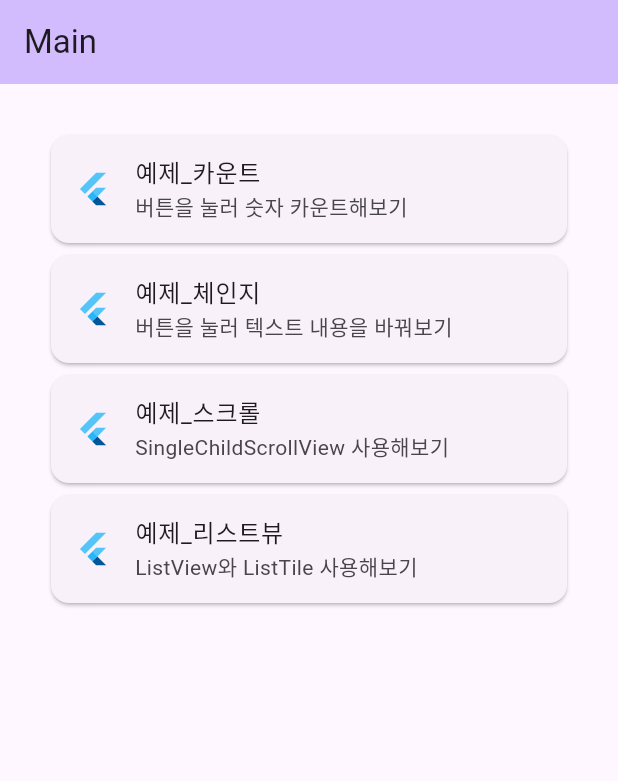
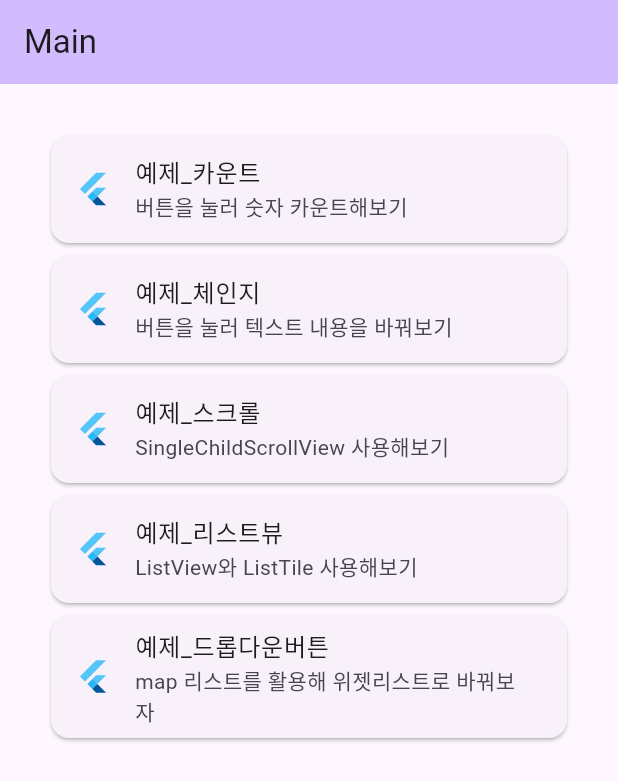
Before and after one commit to junselee42/flutter_study, a Flutter app: the screen it shows after launch, on a phone screen of 412 x 824 dp. Shown: the top 781 px of the screen. Run offline on Flutter 3.47's test engine with Material 2 defaults, Android fonts, the phone set to English and light mode, and no system bars.

Commit message:
update: updated ex04

```diff
--- a/lib/main.dart
+++ b/lib/main.dart
@@ -95,6 +95,17 @@ class _MyHomePageState extends State<MyHomePage> {
                 Navigator.of(context).pushNamed('/fourth');
               },
             ),
+          ),
+          Card(
+            child: ListTile(
+              leading: FlutterLogo(),
+              title: Text('예제_드롭다운버튼'),
+              subtitle: Text('map 리스트를 활용해 위젯리스트로 바꿔보자'),
+              hoverColor: Colors.purple,
+              onTap: (){
+                Navigator.of(context).pushNamed('/fifth');
+              },
+            ),
           )
         ],
       ),
--- a/lib/router/router.dart
+++ b/lib/router/router.dart
@@ -4,6 +4,7 @@ import 'package:flutter00/router/pages/one.dart';
 import 'package:flutter00/router/pages/two.dart';
 import 'package:flutter00/router/pages/three.dart';
 import 'package:flutter00/router/pages/four.dart';
+import 'package:flutter00/router/pages/five.dart';
 
 final routes = {
   '/': (BuildContext context) => const MyHomePage(title: "Main"),
@@ -11,4 +12,5 @@ final routes = {
   '/second': (BuildContext context) => const TwoPage(),
   '/third': (BuildContext context) => const ThreePage(),
   '/fourth': (BuildContext context) => const FourPage(),
+  '/fifth': (BuildContext context) => const FivePage(),
 };
```
Also changed, not shown: lib/router/pages/five.dart (added, +35 -0 lines).
